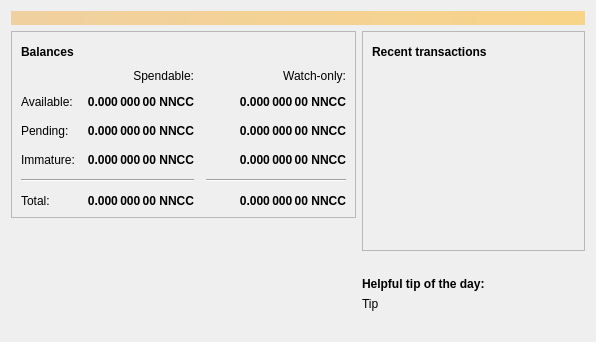
termucoin/dogecoin, file src/qt/forms/overviewpage.ui: the form before one commit.
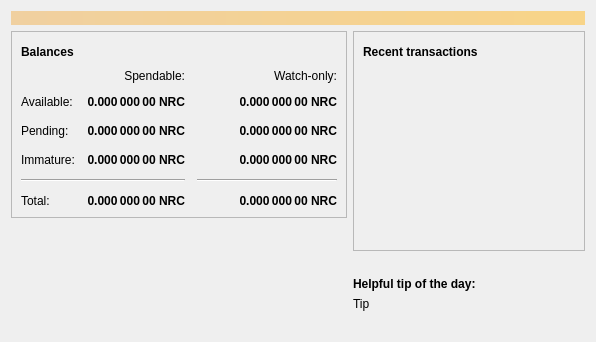
The form after the commit. Icons and pictures are not drawn.

```diff
--- a/src/qt/forms/overviewpage.ui
+++ b/src/qt/forms/overviewpage.ui
@@ -129,7 +129,7 @@
                <string>Unconfirmed transactions to watch-only addresses</string>
               </property>
               <property name="text">
-               <string notr="true">0.000 000 00 NNCC</string>
+               <string notr="true">0.000 000 00 NRC</string>
               </property>
               <property name="alignment">
                <set>Qt::AlignRight|Qt::AlignTrailing|Qt::AlignVCenter</set>
@@ -154,7 +154,7 @@
                <string>Total of transactions that have yet to be confirmed, and do not yet count toward the spendable balance</string>
               </property>
               <property name="text">
-               <string notr="true">0.000 000 00 NNCC</string>
+               <string notr="true">0.000 000 00 NRC</string>
               </property>
               <property name="alignment">
                <set>Qt::AlignRight|Qt::AlignTrailing|Qt::AlignVCenter</set>
@@ -179,7 +179,7 @@
                <string>Mined balance in watch-only addresses that has not yet matured</string>
               </property>
               <property name="text">
-               <string notr="true">0.000 000 00 NNCC</string>
+               <string notr="true">0.000 000 00 NRC</string>
               </property>
               <property name="alignment">
                <set>Qt::AlignRight|Qt::AlignTrailing|Qt::AlignVCenter</set>
@@ -237,7 +237,7 @@
                <string>Mined balance that has not yet matured</string>
               </property>
               <property name="text">
-               <string notr="true">0.000 000 00 NNCC</string>
+               <string notr="true">0.000 000 00 NRC</string>
               </property>
               <property name="alignment">
                <set>Qt::AlignRight|Qt::AlignTrailing|Qt::AlignVCenter</set>
@@ -282,7 +282,7 @@
                <string>Your current total balance</string>
               </property>
               <property name="text">
-               <string notr="true">0.000 000 00 NNCC</string>
+               <string notr="true">0.000 000 00 NRC</string>
               </property>
               <property name="alignment">
                <set>Qt::AlignRight|Qt::AlignTrailing|Qt::AlignVCenter</set>
@@ -307,7 +307,7 @@
                <string>Current total balance in watch-only addresses</string>
               </property>
               <property name="text">
-               <string notr="true">0.000 000 00 NNCC</string>
+               <string notr="true">0.000 000 00 NRC</string>
               </property>
               <property name="alignment">
                <set>Qt::AlignRight|Qt::AlignTrailing|Qt::AlignVCenter</set>
@@ -349,7 +349,7 @@
                <string>Your current spendable balance</string>
               </property>
               <property name="text">
-               <string notr="true">0.000 000 00 NNCC</string>
+               <string notr="true">0.000 000 00 NRC</string>
               </property>
               <property name="alignment">
                <set>Qt::AlignRight|Qt::AlignTrailing|Qt::AlignVCenter</set>
@@ -374,7 +374,7 @@
                <string>Your current balance in watch-only addresses</string>
               </property>
               <property name="text">
-               <string notr="true">0.000 000 00 NNCC</string>
+               <string notr="true">0.000 000 00 NRC</string>
               </property>
               <property name="alignment">
                <set>Qt::AlignRight|Qt::AlignTrailing|Qt::AlignVCenter</set>
```
